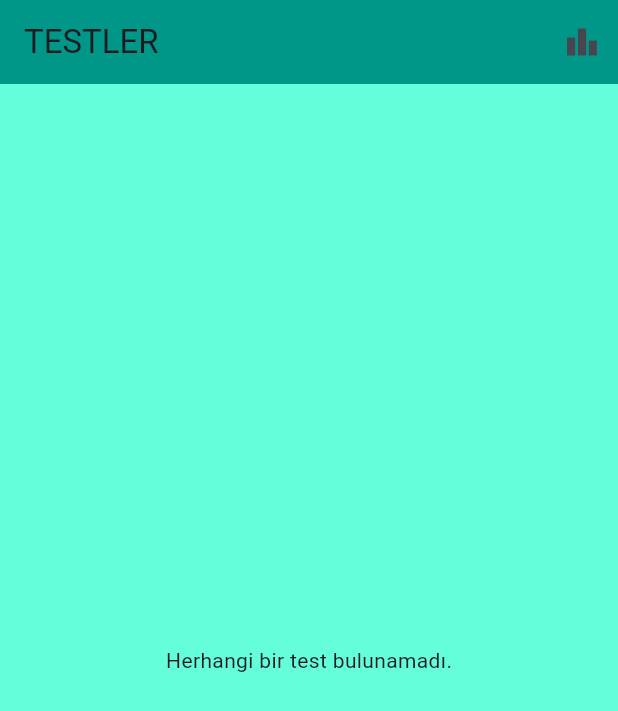
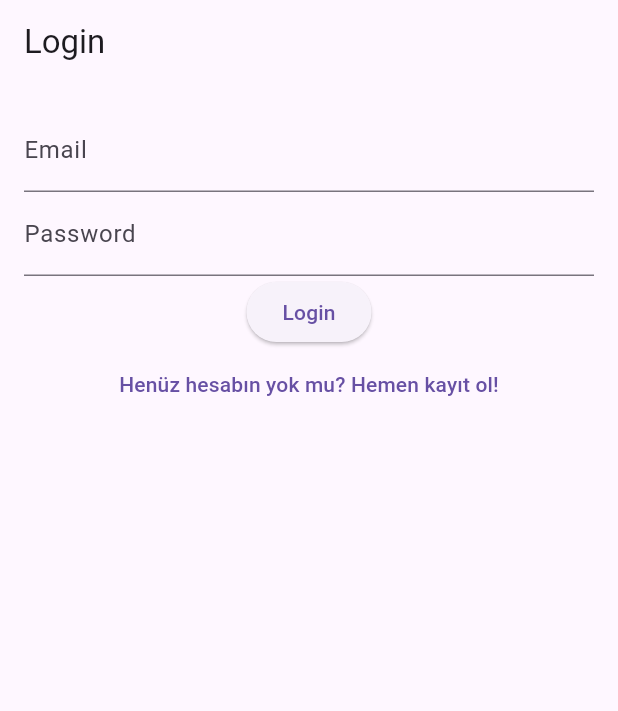
Before and after one commit to OsmanGundogdu/quiz_app_mobile, a Flutter app: the screen it shows after launch, on a phone screen of 412 x 824 dp. Shown: the top 711 px of the screen. Run offline on Flutter 3.47's test engine with Material 3 defaults, Android fonts, the phone set to English and light mode, and no system bars; our stand-ins replace cloud_firestore, firebase_core; accounts and stored records are empty.

Commit message:
login screen has been created. shared preferences package entegrated. buttom navigation bar added but routings are not done yet.

```diff
--- a/lib/main.dart
+++ b/lib/main.dart
@@ -1,6 +1,6 @@
 import 'package:flutter/material.dart';
 import 'package:firebase_core/firebase_core.dart';
-import 'screens/quizzes_screen.dart';
+import 'package:quiz_app/screens/splash_screen.dart';
 
 void main() async {
   WidgetsFlutterBinding.ensureInitialized();
@@ -21,7 +21,7 @@ class MyApp extends StatelessWidget {
       // ),
 
       // home: SplashScreen(),
-      home: QuizListScreen(),
+      home: SplashScreen(),
     );
   }
 }
--- a/lib/screens/login_screen.dart
+++ b/lib/screens/login_screen.dart
@@ -1,4 +1,80 @@
-class LoginScreen {
-  // if user doesnt have an account, navigate to the RegisterScreen
-  // if user successfully logs in, navigate to the QuizListScreen
+import 'package:flutter/material.dart';
+import 'package:quiz_app/model/user.dart';
+import 'package:quiz_app/screens/register_screen.dart';
+import 'package:quiz_app/screens/user_profile_screen.dart';
+
+class LoginScreen extends StatefulWidget {
+  const LoginScreen({super.key});
+
+  @override
+  _LoginScreenState createState() => _LoginScreenState();
 }
+
+class _LoginScreenState extends State<LoginScreen> {
+  final TextEditingController emailController = TextEditingController();
+  final TextEditingController passwordController = TextEditingController();
+
+  Future<User?> _fetchUserData(String mail, String pass) async {
+    try {
+      return await User.userLogin(context, mail, pass);
+    } catch (e) {
+      print("Kullanıcı bilgileri çekilirken beklenmeyen bir hata oluştu: $e");
+      return null;
+    }
+  }
+
+  @override
+  Widget build(BuildContext context) {
+    return Scaffold(
+      appBar: AppBar(
+        title: const Text("Login"),
+      ),
+      body: Padding(
+        padding: const EdgeInsets.all(16.0),
+        child: Column(
+          children: [
+            TextField(
+              controller: emailController,
+              decoration: const InputDecoration(labelText: "Email"),
+            ),
+            TextField(
+              controller: passwordController,
+              decoration: const InputDecoration(labelText: "Password"),
+              obscureText: true,
+            ),
+            ElevatedButton(
+              onPressed: () async {
+                emailController.text;
+                passwordController.text;
+                User? user = await _fetchUserData(
+                    emailController.text, passwordController.text);
+                if (user == null) return;
+                Navigator.pushAndRemoveUntil(
+                  context,
+                  MaterialPageRoute(
+                    builder: (context) => UserProfileScreen(
+                      userID: user!.userID!,
+                    ),
+                  ),
+                  (route) => false,
+                );
+              },
+              child: const Text("Login"),
+            ),
+            TextButton(
+              onPressed: () {
+                Navigator.push(
+                  context,
+                  MaterialPageRoute(
+                    builder: (context) => RegisterScreen(),
+                  ),
+                );
+              },
+              child: const Text("Henüz hesabın yok mu? Hemen kayıt ol!"),
+            ),
+          ],
+        ),
+      ),
+    );
+  }
+}
--- a/pubspec.yaml
+++ b/pubspec.yaml
@@ -36,6 +36,7 @@ dependencies:
   cupertino_icons: ^1.0.8
   firebase_core: ^3.11.0
   cloud_firestore: ^5.6.3
+  shared_preferences: ^2.0.15
 
 dev_dependencies:
   flutter_test:
```
Also changed, not shown: lib/model/user.dart (+65 -6 lines), lib/screens/register_screen.dart (+15 -1 lines), lib/screens/splash_screen.dart (+46 -1 lines), lib/screens/user_profile_screen.dart (+37 -1 lines), pubspec.lock, 3 other files.
